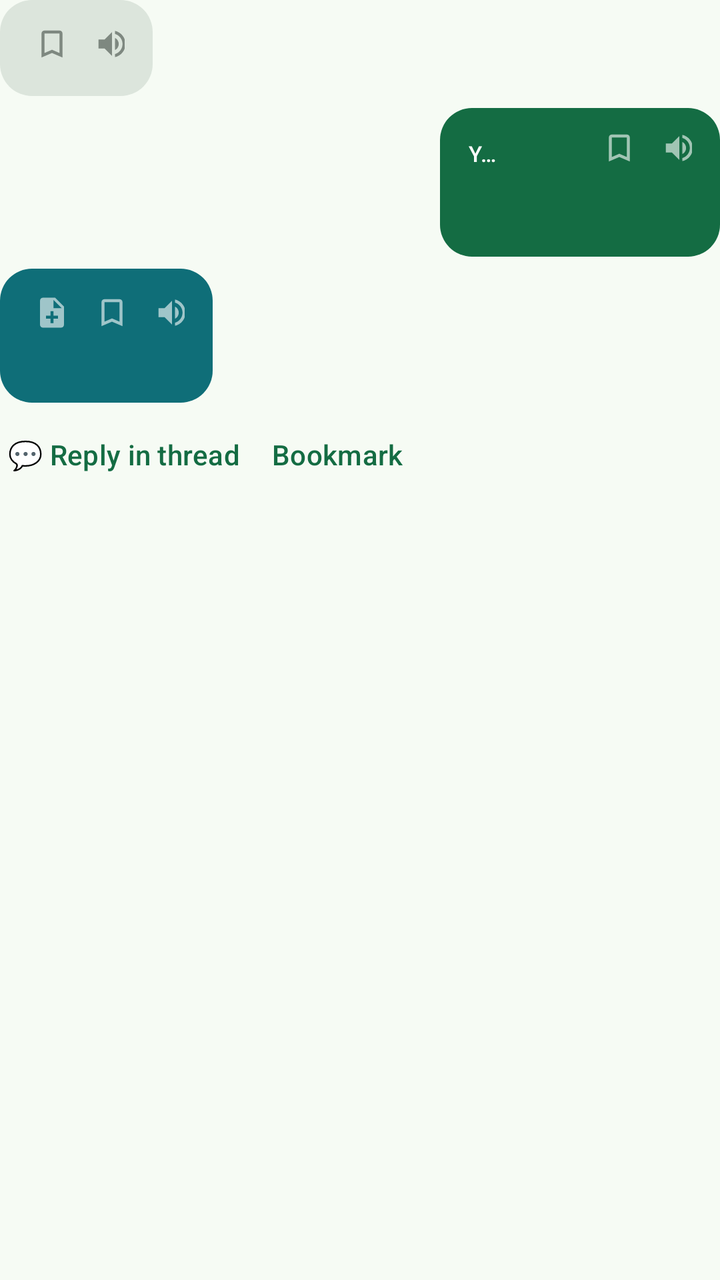
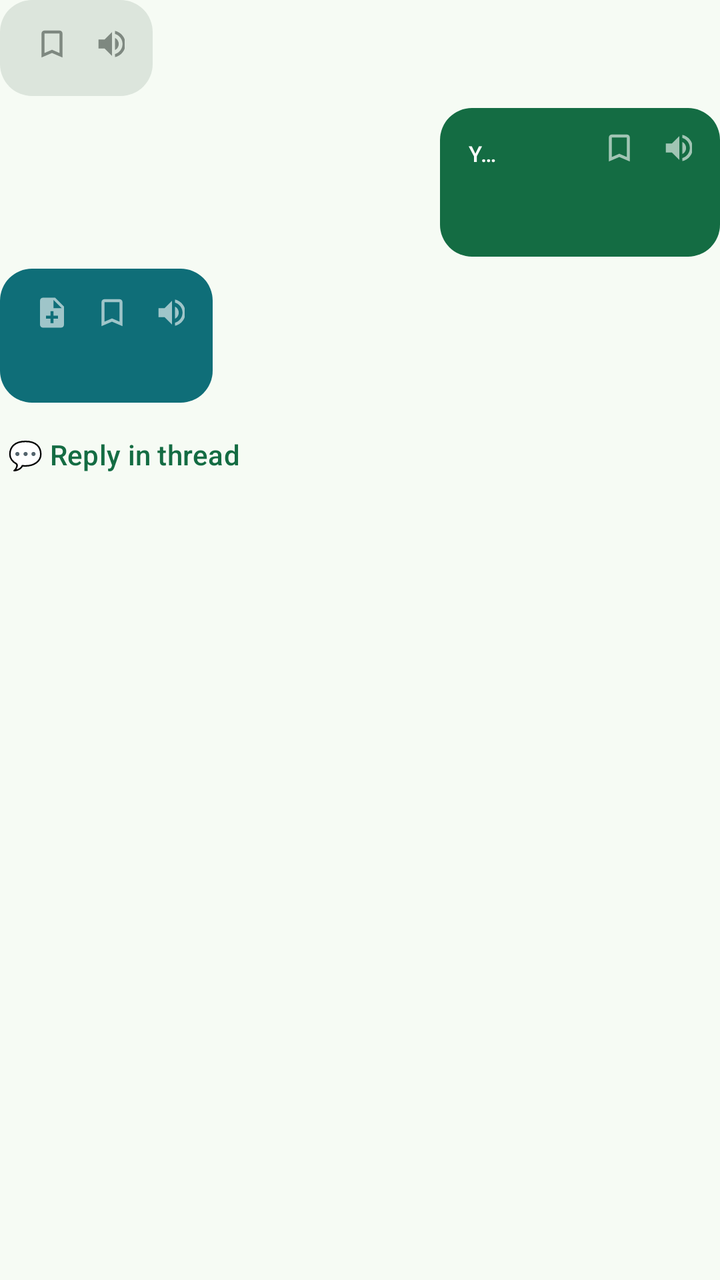

An Android layout rendered at two revisions. The XML below is the earlier revision; the diff shows what the commit changed to produce the second picture.
<!-- AndroidManifest.xml: application theme Theme.VoiceSrs -->
<!-- res/layout/item_chat_turn.xml -->
<?xml version="1.0" encoding="utf-8"?>
<LinearLayout xmlns:android="http://schemas.android.com/apk/res/android"
    xmlns:app="http://schemas.android.com/apk/res-auto"
    android:layout_width="match_parent"
    android:layout_height="wrap_content"
    android:orientation="vertical"
    android:paddingBottom="12dp">

    
    <LinearLayout
        android:id="@+id/cardBubble"
        android:layout_width="wrap_content"
        android:layout_height="wrap_content"
        android:layout_gravity="start"
        android:layout_marginEnd="56dp"
        android:background="@drawable/bg_bubble_card"
        android:minHeight="48dp"
        android:orientation="vertical"
        android:paddingStart="14dp"
        android:paddingTop="10dp"
        android:paddingEnd="14dp"
        android:paddingBottom="10dp">

        <LinearLayout
            android:id="@+id/cardCorner"
            android:layout_width="wrap_content"
            android:layout_height="24dp"
            android:layout_gravity="end"
            android:layout_marginEnd="-6dp"
            android:layout_marginBottom="-22dp"
            android:orientation="horizontal">

            <ImageButton
                android:id="@+id/cardBookmarkIcon"
                android:layout_width="24dp"
                android:layout_height="24dp"
                android:background="?attr/selectableItemBackgroundBorderless"
                android:contentDescription="@string/corner_bookmark"
                android:padding="3dp"
                android:scaleType="fitCenter"
                android:src="@drawable/ic_bookmark"
                app:tint="#99404943" />

            <ImageButton
                android:id="@+id/cardPlayIcon"
                android:layout_width="24dp"
                android:layout_height="24dp"
                android:background="?attr/selectableItemBackgroundBorderless"
                android:contentDescription="@string/corner_read_aloud"
                android:layout_marginStart="6dp"
                android:padding="3dp"
                android:scaleType="fitCenter"
                android:src="@drawable/ic_volume_up"
                app:tint="#99404943" />
        </LinearLayout>

        <TextView
            android:id="@+id/questionLabel"
            android:layout_width="wrap_content"
            android:layout_height="wrap_content"
            android:letterSpacing="0.08"
            android:paddingEnd="64dp"
            android:textAllCaps="true"
            android:textAppearance="?attr/textAppearanceLabelSmall"
            android:textColor="?attr/colorOnSurfaceVariant"
            android:layout_marginBottom="@dimen/question_label_gap"
            android:visibility="gone" />

        <TextView
            android:id="@+id/cardStem"
            android:layout_width="wrap_content"
            android:layout_height="wrap_content"
            android:ellipsize="end"
            android:maxLines="2"
            android:textAppearance="?attr/textAppearanceBodyLarge"
            android:textColor="?attr/colorOnSurfaceVariant" />

        <LinearLayout
            android:id="@+id/optionRows"
            android:layout_width="match_parent"
            android:layout_height="wrap_content"
            android:orientation="vertical"
            android:visibility="gone" />
    </LinearLayout>

    
    <LinearLayout
        android:id="@+id/userBubble"
        android:layout_width="wrap_content"
        android:layout_height="wrap_content"
        android:layout_gravity="end"
        android:layout_marginStart="56dp"
        android:layout_marginTop="6dp"
        android:background="@drawable/bg_bubble_user"
        android:minWidth="140dp"
        android:orientation="vertical"
        android:paddingStart="14dp"
        android:paddingTop="8dp"
        android:paddingEnd="14dp"
        android:paddingBottom="10dp">

        <LinearLayout
            android:id="@+id/userCorner"
            android:layout_width="wrap_content"
            android:layout_height="24dp"
            android:layout_gravity="end"
            android:layout_marginEnd="-6dp"
            android:layout_marginBottom="-22dp"
            android:orientation="horizontal">

            <ImageButton
                android:id="@+id/userBookmarkIcon"
                android:layout_width="24dp"
                android:layout_height="24dp"
                android:background="?attr/selectableItemBackgroundBorderless"
                android:contentDescription="@string/corner_bookmark"
                android:padding="3dp"
                android:scaleType="fitCenter"
                android:src="@drawable/ic_bookmark"
                app:tint="#99FFFFFF" />

            <ImageButton
                android:id="@+id/userPlayIcon"
                android:layout_width="24dp"
                android:layout_height="24dp"
                android:background="?attr/selectableItemBackgroundBorderless"
                android:contentDescription="@string/corner_read_aloud"
                android:layout_marginStart="6dp"
                android:padding="3dp"
                android:scaleType="fitCenter"
                android:src="@drawable/ic_volume_up"
                app:tint="#99FFFFFF" />
        </LinearLayout>

        
        <LinearLayout
            android:id="@+id/userAnswerHeader"
            android:layout_width="match_parent"
            android:layout_height="wrap_content"
            android:layout_marginBottom="@dimen/answer_header_bottom"
            android:gravity="center_vertical"
            android:orientation="horizontal"
            android:paddingEnd="64dp">

            <TextView
                android:id="@+id/userAnswerLabel"
                android:layout_width="wrap_content"
                android:layout_height="wrap_content"
                android:layout_weight="1"
                android:ellipsize="end"
                android:letterSpacing="0.06"
                android:maxLines="1"
                android:text="@string/your_answer_label"
                android:textAllCaps="true"
                android:textAppearance="?attr/textAppearanceLabelSmall"
                android:textColor="@color/bubble_user_on" />

            <TextView
                android:id="@+id/userRatingPill"
                android:layout_width="wrap_content"
                android:layout_height="wrap_content"
                android:layout_marginStart="@dimen/answer_header_gap"
                android:maxLines="1"
                android:paddingStart="10dp"
                android:paddingTop="3dp"
                android:paddingEnd="10dp"
                android:paddingBottom="3dp"
                android:textAppearance="?attr/textAppearanceLabelLarge" />
        </LinearLayout>

        <TextView
            android:id="@+id/userAnswerText"
            android:layout_width="match_parent"
            android:layout_height="wrap_content"
            android:paddingStart="10dp"
            android:paddingTop="3dp"
            android:paddingEnd="10dp"
            android:paddingBottom="3dp"
            android:textAppearance="?attr/textAppearanceBodyMedium" />

        <TextView
            android:id="@+id/userJudgeReason"
            android:layout_width="match_parent"
            android:layout_height="wrap_content"
            android:layout_marginTop="6dp"
            android:alpha="0.9"
            android:textAppearance="?attr/textAppearanceBodySmall"
            android:textColor="@color/bubble_user_on"
            android:visibility="gone" />
    </LinearLayout>

    
    <LinearLayout
        android:id="@+id/aiBubble"
        android:layout_width="wrap_content"
        android:layout_height="wrap_content"
        android:layout_gravity="start"
        android:layout_marginTop="6dp"
        android:layout_marginEnd="56dp"
        android:background="@drawable/bg_bubble_ai"
        android:minHeight="48dp"
        android:orientation="vertical"
        android:paddingStart="14dp"
        android:paddingTop="10dp"
        android:paddingEnd="14dp"
        android:paddingBottom="10dp">

        <LinearLayout
            android:id="@+id/aiCorner"
            android:layout_width="wrap_content"
            android:layout_height="24dp"
            android:layout_gravity="end"
            android:layout_marginEnd="-6dp"
            android:layout_marginBottom="4dp"
            android:orientation="horizontal">

            <ImageButton
                android:id="@+id/aiNoteIcon"
                android:layout_width="24dp"
                android:layout_height="24dp"
                android:background="?attr/selectableItemBackgroundBorderless"
                android:contentDescription="@string/corner_make_card"
                android:padding="3dp"
                android:scaleType="fitCenter"
                android:src="@drawable/ic_note_add"
                app:tint="#99FFFFFF" />

            <ImageButton
                android:id="@+id/aiBookmarkIcon"
                android:layout_width="24dp"
                android:layout_height="24dp"
                android:background="?attr/selectableItemBackgroundBorderless"
                android:contentDescription="@string/corner_bookmark"
                android:layout_marginStart="6dp"
                android:padding="3dp"
                android:scaleType="fitCenter"
                android:src="@drawable/ic_bookmark"
                app:tint="#99FFFFFF" />

            <ImageButton
                android:id="@+id/aiPlayIcon"
                android:layout_width="24dp"
                android:layout_height="24dp"
                android:background="?attr/selectableItemBackgroundBorderless"
                android:contentDescription="@string/corner_read_aloud"
                android:layout_marginStart="6dp"
                android:padding="3dp"
                android:scaleType="fitCenter"
                android:src="@drawable/ic_volume_up"
                app:tint="#99FFFFFF" />
        </LinearLayout>

        <LinearLayout
            android:id="@+id/explSection"
            android:layout_width="wrap_content"
            android:layout_height="wrap_content"
            android:orientation="vertical">

            <TextView
                android:id="@+id/explBadge"
                android:layout_width="wrap_content"
                android:layout_height="wrap_content"
                android:contentDescription="@string/expl_badge_cd"
                android:minHeight="48dp"
                android:gravity="center_vertical"
                android:text="@string/expl_badge"
                android:textAppearance="?attr/textAppearanceLabelLarge"
                android:textColor="@color/bubble_ai_on"
                android:visibility="gone" />

            <TextView
                android:id="@+id/explStatus"
                android:layout_width="wrap_content"
                android:layout_height="wrap_content"
                android:textAppearance="?attr/textAppearanceBodyMedium"
                android:textColor="@color/bubble_ai_on" />

            <TextView
                android:id="@+id/explBody"
                android:layout_width="wrap_content"
                android:layout_height="wrap_content"
                android:textAppearance="?attr/textAppearanceBodyMedium"
                android:textColor="@color/bubble_ai_on"
                android:visibility="gone" />

            <LinearLayout
                android:id="@+id/explBlocks"
                android:layout_width="match_parent"
                android:layout_height="wrap_content"
                android:orientation="vertical"
                android:visibility="gone" />

            <TextView
                android:id="@+id/explFooter"
                android:layout_width="wrap_content"
                android:layout_height="wrap_content"
                android:layout_marginTop="8dp"
                android:alpha="0.75"
                android:textAppearance="?attr/textAppearanceBodySmall"
                android:textColor="@color/bubble_ai_on"
                android:visibility="gone" />

            <Button
                android:id="@+id/explRetry"
                style="@style/Widget.Material3.Button.TextButton"
                android:layout_width="wrap_content"
                android:layout_height="wrap_content"
                android:minHeight="48dp"
                android:text="@string/expl_retry"
                android:textColor="@color/bubble_ai_on"
                android:visibility="gone" />

            <Button
                android:id="@+id/explAsk"
                style="@style/Widget.Material3.Button.TextButton"
                android:layout_width="wrap_content"
                android:layout_height="wrap_content"
                android:minHeight="48dp"
                android:text="@string/expl_ask"
                android:textColor="@color/bubble_ai_on"
                android:visibility="gone" />

            <com.google.android.material.chip.Chip
                android:id="@+id/makeCardChip"
                style="@style/Widget.Material3.Chip.Assist"
                android:layout_width="wrap_content"
                android:layout_height="wrap_content"
                android:text="@string/make_card"
                android:visibility="gone"
                app:chipMinHeight="32dp" />
        </LinearLayout>
    </LinearLayout>

    <LinearLayout
        android:layout_width="match_parent"
        android:layout_height="wrap_content"
        android:layout_marginTop="2dp"
        android:gravity="center_vertical"
        android:orientation="horizontal">

        <TextView
            android:id="@+id/threadLink"
            android:layout_width="wrap_content"
            android:layout_height="wrap_content"
            android:background="?attr/selectableItemBackground"
            android:minHeight="48dp"
            android:gravity="center_vertical"
            android:paddingStart="4dp"
            android:paddingEnd="8dp"
            android:text="@string/thread_reply"
            android:textAppearance="?attr/textAppearanceLabelLarge"
            android:textColor="?attr/colorPrimary" />

        <TextView
            android:id="@+id/bookmarkLink"
            android:layout_width="wrap_content"
            android:layout_height="wrap_content"
            android:background="?attr/selectableItemBackground"
            android:minHeight="48dp"
            android:gravity="center_vertical"
            android:paddingStart="8dp"
            android:paddingEnd="8dp"
            android:text="@string/bookmark_action"
            android:textAppearance="?attr/textAppearanceLabelLarge"
            android:textColor="?attr/colorPrimary" />
    </LinearLayout>
</LinearLayout>
<!-- resources referenced by this layout -->
<resources>
  <color name="bubble_ai_on">#FFFFFF</color>
  <color name="bubble_user_on">#FFFFFF</color>
  <dimen name="answer_header_bottom">4dp</dimen>
  <dimen name="answer_header_gap">10dp</dimen>
  <dimen name="question_label_gap">8dp</dimen>
  <!-- drawable bg_bubble_ai (drawable) -->
  <?xml version="1.0" encoding="utf-8"?>
  <shape xmlns:android="http://schemas.android.com/apk/res/android"
      android:shape="rectangle">
      <solid android:color="@color/bubble_ai" />
      <corners android:radius="16dp" />
  </shape>
  <!-- drawable bg_bubble_card (drawable) -->
  <?xml version="1.0" encoding="utf-8"?>
  <shape xmlns:android="http://schemas.android.com/apk/res/android"
      android:shape="rectangle">
      <solid android:color="@color/md_theme_surfaceVariant" />
      <corners android:radius="16dp" />
  </shape>
  <!-- drawable bg_bubble_user (drawable) -->
  <?xml version="1.0" encoding="utf-8"?>
  <shape xmlns:android="http://schemas.android.com/apk/res/android"
      android:shape="rectangle">
      <solid android:color="@color/bubble_user" />
      <corners android:radius="16dp" />
  </shape>
  <!-- drawable ic_bookmark (drawable) -->
  <?xml version="1.0" encoding="utf-8"?>
  <vector xmlns:android="http://schemas.android.com/apk/res/android"
      android:width="18dp"
      android:height="18dp"
      android:viewportWidth="24"
      android:viewportHeight="24"
      android:tint="?attr/colorControlNormal">
      <path
          android:fillColor="#FFFFFFFF"
          android:pathData="M17,3H7c-1.1,0 -1.99,0.9 -1.99,2L5,21l7,-3 7,3V5c0,-1.1 -0.9,-2 -2,-2zM17,18l-5,-2.18L7,18V5h10v13z" />
  </vector>
  <!-- drawable ic_note_add (drawable) -->
  <?xml version="1.0" encoding="utf-8"?>
  <vector xmlns:android="http://schemas.android.com/apk/res/android"
      android:width="18dp"
      android:height="18dp"
      android:viewportWidth="24"
      android:viewportHeight="24"
      android:tint="?attr/colorControlNormal">
      <path
          android:fillColor="#FFFFFFFF"
          android:pathData="M14,2H6c-1.1,0 -1.99,0.9 -1.99,2L4,20c0,1.1 0.89,2 1.99,2H18c1.1,0 2,-0.9 2,-2V8l-6,-6zM16,16h-3v3h-2v-3H8v-2h3v-3h2v3h3v2zM13,9V3.5L18.5,9H13z" />
  </vector>
  <string name="bookmark_action">Bookmark</string>
  <string name="corner_bookmark">Bookmark</string>
  <string name="corner_make_card">Make a card</string>
  <string name="corner_read_aloud">Read aloud</string>
  <string name="expl_ask">Explain</string>
  <string name="expl_badge">● New</string>
  <string name="expl_badge_cd">Explanation ready, unread</string>
  <string name="expl_retry">Retry</string>
  <string name="make_card">Make a card</string>
  <string name="thread_reply">💬 Reply in thread</string>
  <string name="your_answer_label">YOUR ANSWER</string>
  <color name="bubble_ai">#0F6E78</color>
  <color name="md_theme_surfaceVariant">#DCE5DC</color>
  <color name="bubble_user">#146C43</color>
  <color name="md_theme_primary">#146C43</color>
  <color name="md_theme_onPrimary">#FFFFFF</color>
  <color name="md_theme_primaryContainer">#A4F4C4</color>
  <color name="md_theme_onPrimaryContainer">#002110</color>
  <color name="md_theme_secondary">#4D6356</color>
  <color name="md_theme_onSecondary">#FFFFFF</color>
  <color name="md_theme_secondaryContainer">#D0E8D8</color>
  <color name="md_theme_onSecondaryContainer">#0B1F15</color>
  <color name="md_theme_tertiary">#3C6472</color>
  <color name="md_theme_onTertiary">#FFFFFF</color>
  <color name="md_theme_tertiaryContainer">#C0E9FA</color>
  <color name="md_theme_onTertiaryContainer">#001F28</color>
  <color name="md_theme_background">#F6FBF4</color>
  <color name="md_theme_surface">#F6FBF4</color>
  <color name="md_theme_onSurface">#171D19</color>
  <color name="md_theme_onSurfaceVariant">#404943</color>
  <color name="md_theme_outline">#707973</color>
  <color name="md_theme_error">#BA1A1A</color>
  <color name="md_theme_onError">#FFFFFF</color>
  <!-- unchanged entries left out for length: 2 -->
</resources>

<!-- the commit's change to res/layout/item_chat_turn.xml (unified diff, before → after) -->
@@ -319,15 +319,6 @@
                 android:text="@string/expl_ask"
                 android:textColor="@color/bubble_ai_on"
                 android:visibility="gone" />
-
-            <com.google.android.material.chip.Chip
-                android:id="@+id/makeCardChip"
-                style="@style/Widget.Material3.Chip.Assist"
-                android:layout_width="wrap_content"
-                android:layout_height="wrap_content"
-                android:text="@string/make_card"
-                android:visibility="gone"
-                app:chipMinHeight="32dp" />
         </LinearLayout>
     </LinearLayout>
 
@@ -350,18 +341,5 @@
             android:text="@string/thread_reply"
             android:textAppearance="?attr/textAppearanceLabelLarge"
             android:textColor="?attr/colorPrimary" />
-
-        <TextView
-            android:id="@+id/bookmarkLink"
-            android:layout_width="wrap_content"
-            android:layout_height="wrap_content"
-            android:background="?attr/selectableItemBackground"
-            android:minHeight="48dp"
-            android:gravity="center_vertical"
-            android:paddingStart="8dp"
-            android:paddingEnd="8dp"
-            android:text="@string/bookmark_action"
-            android:textAppearance="?attr/textAppearanceLabelLarge"
-            android:textColor="?attr/colorPrimary" />
     </LinearLayout>
 </LinearLayout>
<!-- resource entries referenced after the edit -->
@@ -50,7 +50,6 @@
           android:fillColor="#FFFFFFFF"
           android:pathData="M14,2H6c-1.1,0 -1.99,0.9 -1.99,2L4,20c0,1.1 0.89,2 1.99,2H18c1.1,0 2,-0.9 2,-2V8l-6,-6zM16,16h-3v3h-2v-3H8v-2h3v-3h2v3h3v2zM13,9V3.5L18.5,9H13z" />
   </vector>
-  <string name="bookmark_action">Bookmark</string>
   <string name="corner_bookmark">Bookmark</string>
   <string name="corner_make_card">Make a card</string>
   <string name="corner_read_aloud">Read aloud</string>
@@ -58,7 +57,6 @@
   <string name="expl_badge">● New</string>
   <string name="expl_badge_cd">Explanation ready, unread</string>
   <string name="expl_retry">Retry</string>
-  <string name="make_card">Make a card</string>
   <string name="thread_reply">💬 Reply in thread</string>
   <string name="your_answer_label">YOUR ANSWER</string>
   <color name="bubble_ai">#0F6E78</color>
